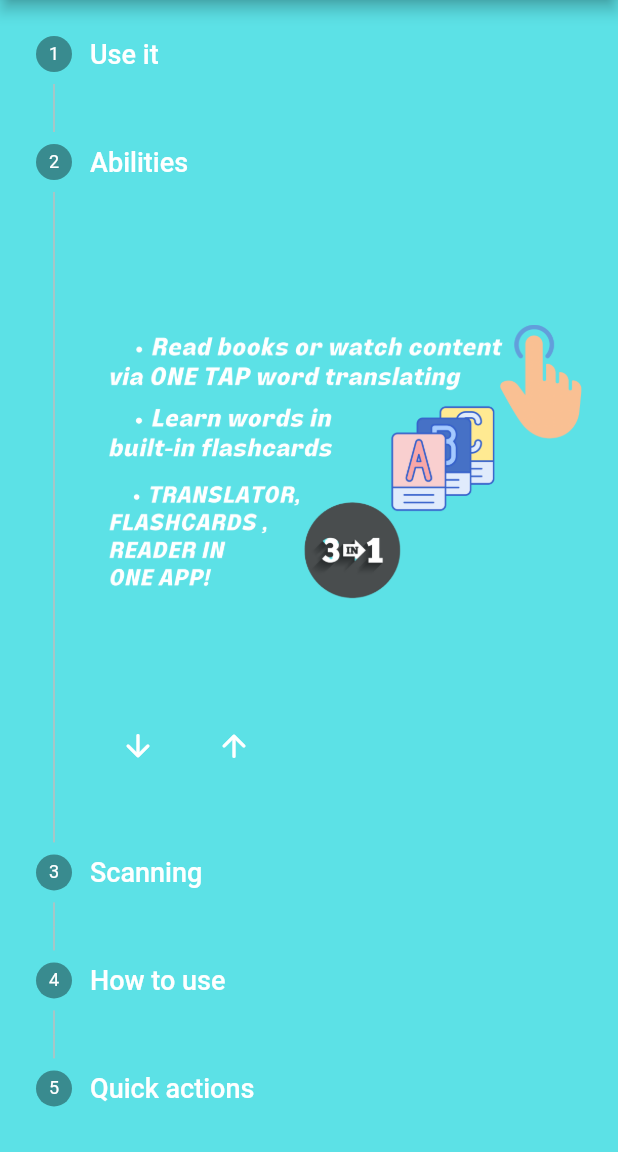
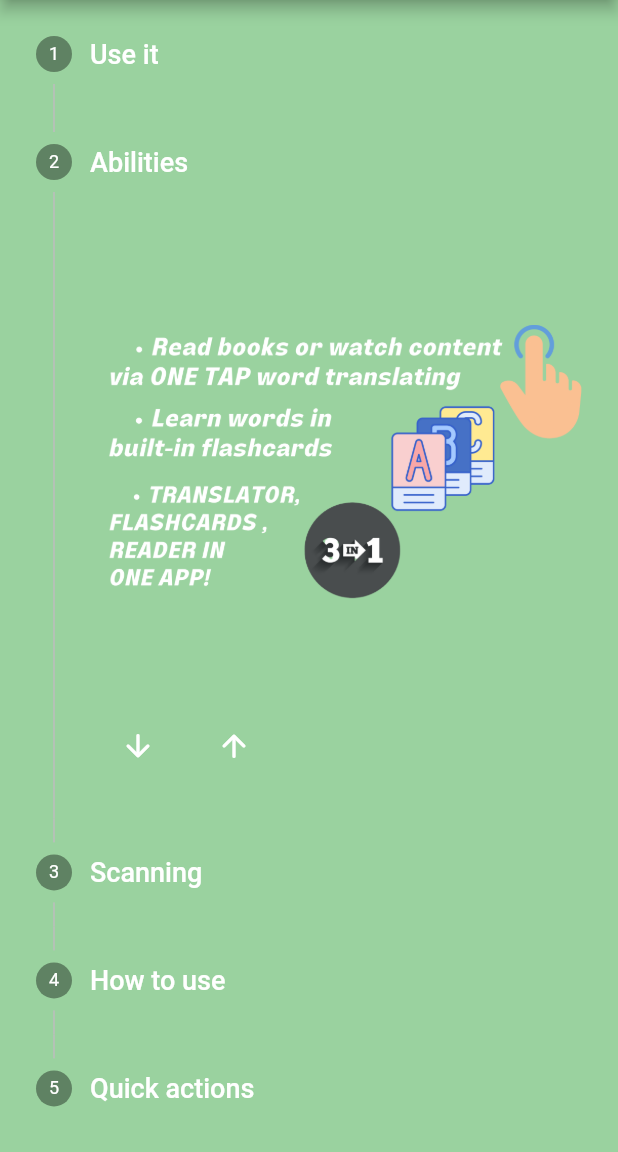
Before and after one commit to IvanShaptalov/FlashCardsReader, a Flutter app: the screen it shows after launch, after a tap on the "arrow downward" icon, on a phone screen of 412 x 824 dp, the part 84-1236 px from its top. Run offline on Flutter 3.47's test engine with Material 2 defaults, Android fonts, the phone set to English and light mode, and no system bars; drawn by our look-alikes of overlay_support; our stand-ins replace bloc, flutter_bloc, flutter_spinkit, flutter_staggered_animations, flutter_tts, hive and 5 more; missing offline and left inert: external_path, fb2_parse, flutter_cached_pdfview, flutter_dialogs, intro, pdfx and 3 more; accounts and stored records are empty.

Commit message:
debug(tts/core.dart): fixed tts core initialization (crash when start)

```diff
--- a/lib/main.dart
+++ b/lib/main.dart
@@ -12,15 +12,25 @@ import 'package:overlay_support/overlay_support.dart';
 
 import 'database/core/core.dart';
 
+void initTts() async {
+  TextToSpeechService.initTtsEngineAsync().then((value) {
+    debugPrintIt('tts engine inited: $value');
+    // if not inited, try again
+    if (!value) {
+      debugPrintIt('tts not inited, try again');
+      initTts();
+    }
+  });
+}
+
 Future<bool> initAsync() async {
   bool ioInit = await LocalManager.initAsync();
   bool dbInit = await DataBase.initAsync();
 
   BookScanner.init();
-  debugPrint('db inited: $dbInit');
+  debugPrintIt('db inited: $dbInit');
 
-  TextToSpeechService.initTtsEngineAsync()
-      .then((value) => debugPrint('tts engine inited: $value'));
+  initTts();
 
   // start checking internet connection
   debugPrintIt('start checking internet connection');
--- a/lib/views/config/view_config_reader.dart
+++ b/lib/views/config/view_config_reader.dart
@@ -9,6 +9,7 @@ class Palette {
   static Color green300Primary = Colors.green.shade300;
   static Color green600 = Colors.green.shade600;
   static Color green = Colors.green;
+  static Color lightGreen = const Color(0XFF9ad29f);
 
   static Color red300 = Colors.red.shade300;
 
@@ -18,7 +19,6 @@ class Palette {
   static Color descriptionIconColor = Colors.blueGrey.shade700;
 
   static Color blueAccent = Colors.blueAccent;
-  static Color lightBlue = const Color(0XFF5ce1e6);
 
   static Color grey200 = Colors.grey.shade200;
   static Color grey300 = Colors.grey.shade300;
--- a/lib/views/help_page/help_page.dart
+++ b/lib/views/help_page/help_page.dart
@@ -30,7 +30,7 @@ class _MyHomePageState extends ParentState<HelpPage> {
     );
     appBarHeight = appBar.preferredSize.height;
     bindPage(Scaffold(
-      backgroundColor: Palette.lightBlue,
+      backgroundColor: Palette.lightGreen,
       appBar: appBar,
       body: Center(
           child: SizedBox(
--- a/pubspec.yaml
+++ b/pubspec.yaml
@@ -23,6 +23,7 @@ dependencies:
   flutter_staggered_animations: ^1.1.1
   bloc: ^8.1.1
   flutter_tts: ^3.6.3
+
   flutter_bloc: ^8.1.2
   overlay_support: ^2.1.0
   intl: ^0.18.1
```
Also changed, not shown: lib/model/entities/tts/core.dart (+30 -17 lines), assets/guide/1.png, assets/guide/2.png, assets/guide/3.png, 1 other file.
